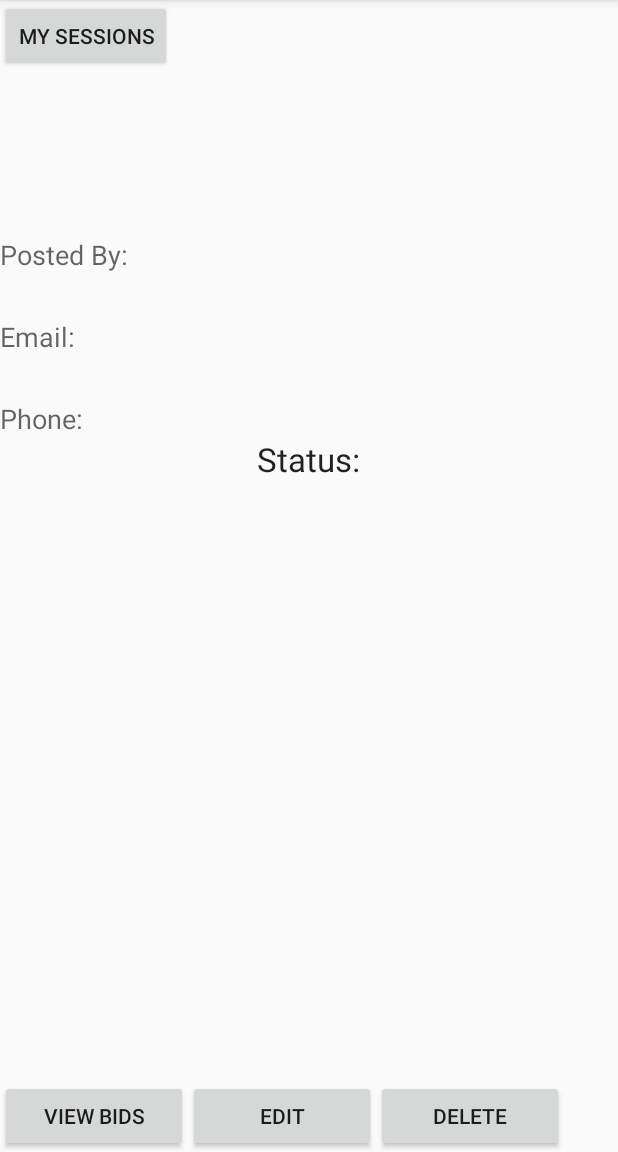
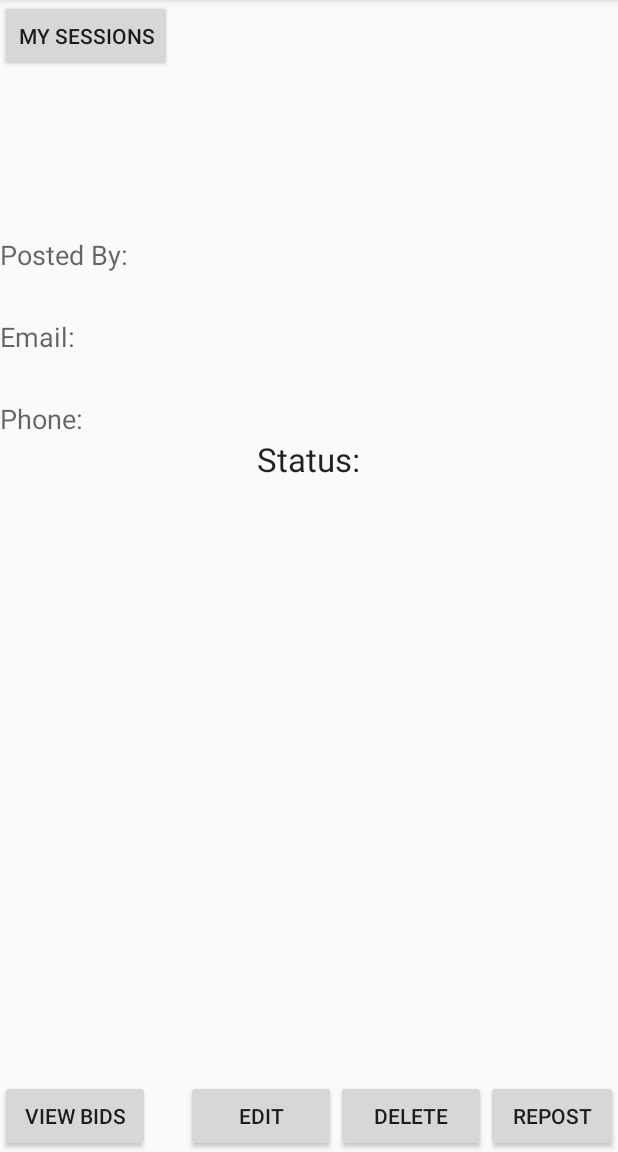
Before and after one commit to CMPUT301W16T07/TeamName, an Android app: the ViewOneSessionActivity screen opened directly, with no data from a screen before it, on a phone screen of 412 x 824 dp, the part 84-1236 px from its top. Run offline under Robolectric (Android 15) with nearby library versions, the phone set to English and light mode, and no system bars; libraries missing offline, so code that uses them is left out: com.searchly.jestdroid, io.searchbox.client, io.searchbox.core; 15 statements that could not run were skipped.

Commit message:
FOR MY BOY IMRAN

```diff
--- a/TutorTrader/app/src/main/java/com/teamname/tutortrader/Session.java
+++ b/TutorTrader/app/src/main/java/com/teamname/tutortrader/Session.java
@@ -109,6 +109,9 @@ public class Session {
             bids.get(i).setStatus("declined");
         }
     }
+    public void deleteAllBids () {
+        bids.clear();
+    }
 
     @Override
     public String toString() {
--- a/TutorTrader/app/src/main/res/layout/view_one_session.xml
+++ b/TutorTrader/app/src/main/res/layout/view_one_session.xml
@@ -76,33 +76,43 @@
     android:layout_width="wrap_content"
     android:layout_height="wrap_content">
     <Button
-        android:layout_width="125dp"
+        android:layout_width="100dp"
         android:layout_height="wrap_content"
         android:text="@string/ViewBidsField"
         android:id="@+id/viewBidsButton" />
 
 
     <Button
-        android:layout_width="125dp"
+        android:layout_width="100dp"
         android:layout_height="wrap_content"
         android:layout_alignWithParentIfMissing="false"
+        android:text="@string/EditButton"
+        android:id="@+id/editButton"
         android:layout_alignParentTop="true"
-        android:layout_toRightOf="@+id/viewBidsButton"
-        android:layout_toEndOf="@+id/viewBidsButton"
-        android:text="@string/EditButton"
-        android:id="@+id/editButton" />
+        android:layout_toLeftOf="@+id/deleteButton"
+        android:layout_toStartOf="@+id/deleteButton" />
 
 
     <Button
-        android:layout_width="125dp"
+        android:layout_width="100dp"
         android:layout_height="wrap_content"
         android:text="@string/DeleteButton"
         android:id="@+id/deleteButton"
         android:layout_alignParentTop="true"
-        android:layout_toRightOf="@+id/editButton"
-        android:layout_toEndOf="@+id/editButton" />
-</RelativeLayout>
+        android:layout_toLeftOf="@+id/repostButton"
+        android:layout_toStartOf="@+id/repostButton" />
 
+        <Button
+            android:layout_width="wrap_content"
+            android:layout_height="wrap_content"
+            android:text="Repost"
+            android:id="@+id/repostButton"
+            android:layout_gravity="right"
+            android:layout_alignParentTop="true"
+            android:layout_alignParentRight="true"
+            android:layout_alignParentEnd="true" />
+
+    </RelativeLayout>
 
 
 </LinearLayout>
```
Also changed, not shown: TutorTrader/app/src/main/java/com/teamname/tutortrader/ViewOneSessionActivity.java (+29 -0 lines).
